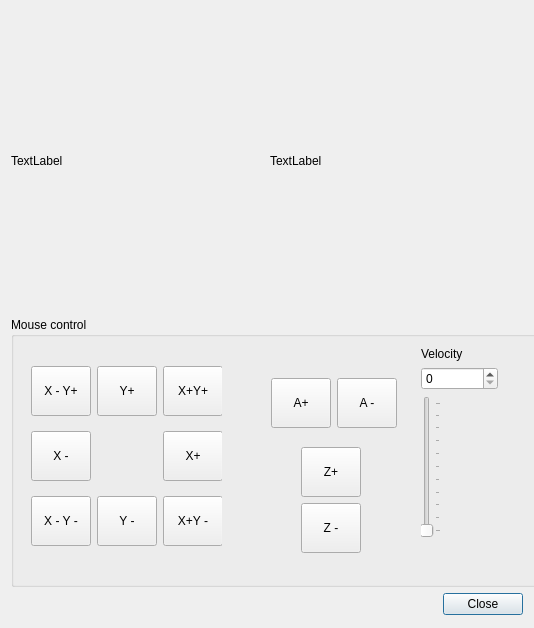
The window that sources/forms/ManualControl.ui (eduard-x/cnc-qt) describes before a commit, drawn with Qt 5.
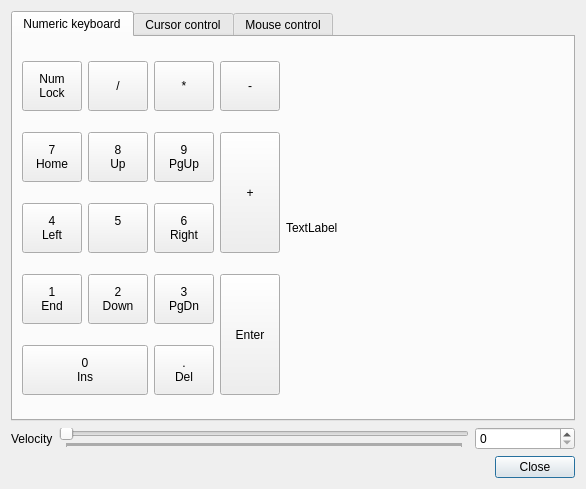
The same window after the commit.

Commit message: Manual control, additional options

Diff of the .ui file:
```diff
--- a/sources/forms/ManualControl.ui
+++ b/sources/forms/ManualControl.ui
@@ -6,103 +6,663 @@
    <rect>
     <x>0</x>
     <y>0</y>
-    <width>534</width>
-    <height>628</height>
+    <width>586</width>
+    <height>489</height>
    </rect>
   </property>
   <property name="sizePolicy">
-   <sizepolicy hsizetype="MinimumExpanding" vsizetype="MinimumExpanding">
+   <sizepolicy hsizetype="Minimum" vsizetype="MinimumExpanding">
     <horstretch>0</horstretch>
     <verstretch>0</verstretch>
    </sizepolicy>
   </property>
   <property name="minimumSize">
    <size>
-    <width>534</width>
-    <height>628</height>
+    <width>400</width>
+    <height>400</height>
    </size>
   </property>
   <property name="windowTitle">
    <string>Dialog</string>
   </property>
+  <layout class="QGridLayout" name="gridLayout_7">
+   <item row="1" column="0">
+    <layout class="QHBoxLayout" name="horizontalLayout_4">
+     <item>
+      <widget class="QLabel" name="labelVelocity">
+       <property name="text">
+        <string>Velocity</string>
+       </property>
+      </widget>
+     </item>
+     <item>
+      <widget class="QSlider" name="verticalSlider">
+       <property name="minimumSize">
+        <size>
+         <width>0</width>
+         <height>0</height>
+        </size>
+       </property>
+       <property name="maximum">
+        <number>9999</number>
+       </property>
+       <property name="pageStep">
+        <number>100</number>
+       </property>
+       <property name="orientation">
+        <enum>Qt::Horizontal</enum>
+       </property>
+       <property name="invertedAppearance">
+        <bool>false</bool>
+       </property>
+       <property name="invertedControls">
+        <bool>false</bool>
+       </property>
+       <property name="tickPosition">
+        <enum>QSlider::TicksBelow</enum>
+       </property>
+       <property name="tickInterval">
+        <number>10</number>
+       </property>
+      </widget>
+     </item>
+     <item>
+      <widget class="QSpinBox" name="spinBoxVelo">
+       <property name="minimumSize">
+        <size>
+         <width>100</width>
+         <height>0</height>
+        </size>
+       </property>
+      </widget>
+     </item>
+    </layout>
+   </item>
+   <item row="2" column="0">
+    <layout class="QGridLayout" name="gridLayout_2">
+     <item row="0" column="0">
+      <layout class="QHBoxLayout" name="horizontalLayout_2">
+       <item>
+        <spacer name="horizontalSpacer">
+         <property name="orientation">
+          <enum>Qt::Horizontal</enum>
+         </property>
+         <property name="sizeHint" stdset="0">
+          <size>
+           <width>398</width>
+           <height>20</height>
+          </size>
+         </property>
+        </spacer>
+       </item>
+       <item>
+        <widget class="QPushButton" name="pushButton">
+         <property name="text">
+          <string>Close</string>
+         </property>
+        </widget>
+       </item>
+      </layout>
+     </item>
+    </layout>
+   </item>
+   <item row="0" column="0">
+    <widget class="QTabWidget" name="tabWidget">
+     <property name="tabShape">
+      <enum>QTabWidget::Rounded</enum>
+     </property>
+     <property name="currentIndex">
+      <number>0</number>
+     </property>
+     <widget class="QWidget" name="tab">
+      <attribute name="title">
+       <string>Numeric keyboard</string>
+      </attribute>
   <layout class="QGridLayout" name="gridLayout_3">
    <item row="0" column="0">
     <layout class="QHBoxLayout" name="horizontalLayout">
      <item>
-      <widget class="QLabel" name="labelNumPad">
+          <layout class="QGridLayout" name="gridLayout">
+           <item row="0" column="0">
+            <widget class="QToolButton" name="toolNumNumLock">
+             <property name="minimumSize">
+              <size>
+               <width>60</width>
+               <height>50</height>
+              </size>
+             </property>
+             <property name="text">
+              <string>Num
+Lock</string>
+             </property>
+             <property name="autoRepeat">
+              <bool>true</bool>
+             </property>
+            </widget>
+           </item>
+           <item row="0" column="1">
+            <widget class="QToolButton" name="toolNumDiv">
+             <property name="minimumSize">
+              <size>
+               <width>60</width>
+               <height>50</height>
+              </size>
+             </property>
+             <property name="text">
+              <string>/</string>
+             </property>
+             <property name="autoRepeat">
+              <bool>true</bool>
+             </property>
+            </widget>
+           </item>
+           <item row="0" column="2">
+            <widget class="QToolButton" name="toolNumMult">
+             <property name="minimumSize">
+              <size>
+               <width>60</width>
+               <height>50</height>
+              </size>
+             </property>
+             <property name="text">
+              <string>*</string>
+             </property>
+             <property name="autoRepeat">
+              <bool>true</bool>
+             </property>
+            </widget>
+           </item>
+           <item row="0" column="3">
+            <widget class="QToolButton" name="toolNumMinus">
+             <property name="minimumSize">
+              <size>
+               <width>60</width>
+               <height>50</height>
+              </size>
+             </property>
+             <property name="text">
+              <string>-</string>
+             </property>
+             <property name="autoRepeat">
+              <bool>true</bool>
+             </property>
+            </widget>
+           </item>
+           <item row="1" column="0">
+            <widget class="QToolButton" name="toolNum7">
+             <property name="minimumSize">
+              <size>
+               <width>60</width>
+               <height>50</height>
+              </size>
+             </property>
+             <property name="text">
+              <string>7
+Home</string>
+             </property>
+             <property name="autoRepeat">
+              <bool>true</bool>
+             </property>
+            </widget>
+           </item>
+           <item row="1" column="1">
+            <widget class="QToolButton" name="toolNum8">
+             <property name="minimumSize">
+              <size>
+               <width>60</width>
+               <height>50</height>
+              </size>
+             </property>
+             <property name="text">
+              <string>8
+Up</string>
+             </property>
+             <property name="autoRepeat">
+              <bool>true</bool>
+             </property>
+            </widget>
+           </item>
+           <item row="1" column="2">
+            <widget class="QToolButton" name="toolNum9">
+             <property name="minimumSize">
+              <size>
+               <width>60</width>
+               <height>50</height>
+              </size>
+             </property>
+             <property name="text">
+              <string>9
+PgUp</string>
+             </property>
+             <property name="autoRepeat">
+              <bool>true</bool>
+             </property>
+            </widget>
+           </item>
+           <item row="1" column="3" rowspan="2">
+            <widget class="QToolButton" name="toolNumPlus">
+             <property name="sizePolicy">
+              <sizepolicy hsizetype="Fixed" vsizetype="MinimumExpanding">
+               <horstretch>0</horstretch>
+               <verstretch>0</verstretch>
+              </sizepolicy>
+             </property>
+             <property name="minimumSize">
+              <size>
+               <width>60</width>
+               <height>50</height>
+              </size>
+             </property>
+             <property name="text">
+              <string>+</string>
+             </property>
+             <property name="autoRepeat">
+              <bool>true</bool>
+             </property>
+            </widget>
+           </item>
+           <item row="2" column="0">
+            <widget class="QToolButton" name="toolNum4">
+             <property name="minimumSize">
+              <size>
+               <width>60</width>
+               <height>50</height>
+              </size>
+             </property>
+             <property name="text">
+              <string>4
+Left</string>
+             </property>
+             <property name="autoRepeat">
+              <bool>true</bool>
+             </property>
+            </widget>
+           </item>
+           <item row="2" column="1">
+            <widget class="QToolButton" name="toolNum5">
+             <property name="minimumSize">
+              <size>
+               <width>60</width>
+               <height>50</height>
+              </size>
+             </property>
+             <property name="text">
+              <string>5
+</string>
+             </property>
+             <property name="autoRepeat">
+              <bool>true</bool>
+             </property>
+            </widget>
+           </item>
+           <item row="2" column="2">
+            <widget class="QToolButton" name="toolNum6">
+             <property name="minimumSize">
+              <size>
+               <width>60</width>
+               <height>50</height>
+              </size>
+             </property>
+             <property name="text">
+              <string>6
+Right</string>
+             </property>
+             <property name="autoRepeat">
+              <bool>true</bool>
+             </property>
+            </widget>
+           </item>
+           <item row="3" column="0">
+            <widget class="QToolButton" name="toolNum1">
+             <property name="minimumSize">
+              <size>
+               <width>60</width>
+               <height>50</height>
+              </size>
+             </property>
+             <property name="text">
+              <string>1
+End</string>
+             </property>
+             <property name="autoRepeat">
+              <bool>true</bool>
+             </property>
+            </widget>
+           </item>
+           <item row="3" column="1">
+            <widget class="QToolButton" name="toolNum2">
+             <property name="minimumSize">
+              <size>
+               <width>60</width>
+               <height>50</height>
+              </size>
+             </property>
+             <property name="text">
+              <string>2
+Down</string>
+             </property>
+             <property name="autoRepeat">
+              <bool>true</bool>
+             </property>
+            </widget>
+           </item>
+           <item row="3" column="2">
+            <widget class="QToolButton" name="toolNum3">
+             <property name="minimumSize">
+              <size>
+               <width>60</width>
+               <height>50</height>
+              </size>
+             </property>
+             <property name="text">
+              <string>3
+PgDn</string>
+             </property>
+             <property name="autoRepeat">
+              <bool>true</bool>
+             </property>
+            </widget>
+           </item>
+           <item row="3" column="3" rowspan="2">
+            <widget class="QToolButton" name="toolNumEnter">
+             <property name="sizePolicy">
+              <sizepolicy hsizetype="Fixed" vsizetype="MinimumExpanding">
+               <horstretch>0</horstretch>
+               <verstretch>0</verstretch>
+              </sizepolicy>
+             </property>
+             <property name="minimumSize">
+              <size>
+               <width>60</width>
+               <height>50</height>
+              </size>
+             </property>
+             <property name="text">
+              <string>Enter</string>
+             </property>
+             <property name="autoRepeat">
+              <bool>true</bool>
+             </property>
+            </widget>
+           </item>
+           <item row="4" column="0" colspan="2">
+            <widget class="QToolButton" name="toolNum0">
+             <property name="sizePolicy">
+              <sizepolicy hsizetype="MinimumExpanding" vsizetype="Fixed">
+               <horstretch>0</horstretch>
+               <verstretch>0</verstretch>
+              </sizepolicy>
+             </property>
+             <property name="minimumSize">
+              <size>
+               <width>60</width>
+               <height>50</height>
+              </size>
+             </property>
+             <property name="text">
+              <string>0
+Ins</string>
+             </property>
+             <property name="autoRepeat">
+              <bool>true</bool>
+             </property>
+            </widget>
+           </item>
+           <item row="4" column="2">
+            <widget class="QToolButton" name="toolNumDel">
+             <property name="minimumSize">
+              <size>
+               <width>60</width>
+               <height>50</height>
+              </size>
+             </property>
+             <property name="text">
+              <string>.
+Del</string>
+             </property>
+             <property name="autoRepeat">
+              <bool>true</bool>
+             </property>
+            </widget>
+           </item>
+          </layout>
+         </item>
+         <item>
+          <widget class="QLabel" name="labelNumpad">
        <property name="sizePolicy">
         <sizepolicy hsizetype="MinimumExpanding" vsizetype="Preferred">
          <horstretch>0</horstretch>
          <verstretch>0</verstretch>
         </sizepolicy>
        </property>
-       <property name="minimumSize">
-        <size>
-         <width>260</width>
-         <height>300</height>
-        </size>
-       </property>
        <property name="text">
         <string>TextLabel</string>
        </property>
       </widget>
      </item>
+        </layout>
+       </item>
+      </layout>
+     </widget>
+     <widget class="QWidget" name="tab_2">
+      <attribute name="title">
+       <string>Cursor control</string>
+      </attribute>
+      <layout class="QGridLayout" name="gridLayout_8">
+       <item row="0" column="0">
+        <layout class="QHBoxLayout" name="horizontalLayout_5">
      <item>
-      <widget class="QLabel" name="labelInfo">
-       <property name="sizePolicy">
-        <sizepolicy hsizetype="MinimumExpanding" vsizetype="Maximum">
-         <horstretch>0</horstretch>
-         <verstretch>0</verstretch>
-        </sizepolicy>
-       </property>
-       <property name="minimumSize">
-        <size>
-         <width>260</width>
-         <height>300</height>
-        </size>
-       </property>
-       <property name="frameShape">
-        <enum>QFrame::NoFrame</enum>
-       </property>
-       <property name="text">
-        <string>TextLabel</string>
-       </property>
-       <property name="wordWrap">
-        <bool>true</bool>
-       </property>
-      </widget>
-     </item>
-    </layout>
-   </item>
+          <layout class="QGridLayout" name="gridLayout_5">
    <item row="1" column="0">
-    <layout class="QGridLayout" name="gridLayout_2">
+            <widget class="QToolButton" name="toolCurDel">
+             <property name="minimumSize">
+              <size>
+               <width>60</width>
+               <height>50</height>
+              </size>
+             </property>
+             <property name="text">
+              <string>Delete</string>
+             </property>
+             <property name="autoRepeat">
+              <bool>true</bool>
+             </property>
+            </widget>
+           </item>
+           <item row="1" column="1">
+            <widget class="QToolButton" name="toolCurEnd">
+             <property name="minimumSize">
+              <size>
+               <width>60</width>
+               <height>50</height>
+              </size>
+             </property>
+             <property name="text">
+              <string>End</string>
+             </property>
+             <property name="autoRepeat">
+              <bool>true</bool>
+             </property>
+            </widget>
+           </item>
+           <item row="1" column="2">
+            <widget class="QToolButton" name="toolCurPageDn">
+             <property name="minimumSize">
+              <size>
+               <width>60</width>
+               <height>50</height>
+              </size>
+             </property>
+             <property name="text">
+              <string>Page
+Dn</string>
+             </property>
+             <property name="autoRepeat">
+              <bool>true</bool>
+             </property>
+            </widget>
+           </item>
+           <item row="5" column="0">
+            <widget class="QToolButton" name="toolCurLeft">
+             <property name="minimumSize">
+              <size>
+               <width>60</width>
+               <height>50</height>
+              </size>
+             </property>
+             <property name="text">
+              <string>Left</string>
+             </property>
+             <property name="autoRepeat">
+              <bool>true</bool>
+             </property>
+            </widget>
+           </item>
+           <item row="5" column="1">
+            <widget class="QToolButton" name="toolCurDown">
+             <property name="minimumSize">
+              <size>
+               <width>60</width>
+               <height>50</height>
+              </size>
+             </property>
+             <property name="text">
+              <string>Down</string>
+             </property>
+             <property name="autoRepeat">
+              <bool>true</bool>
+             </property>
+            </widget>
+           </item>
+           <item row="5" column="2">
+            <widget class="QToolButton" name="toolCurRight">
+             <property name="minimumSize">
+              <size>
+               <width>60</width>
+               <height>50</height>
+              </size>
+             </property>
+             <property name="text">
+              <string>Right</string>
+             </property>
+             <property name="autoRepeat">
+              <bool>true</bool>
+             </property>
+            </widget>
+           </item>
+           <item row="0" column="1">
+            <widget class="QToolButton" name="toolCurHome">
+             <property name="minimumSize">
+              <size>
+               <width>60</width>
+               <height>50</height>
+              </size>
+             </property>
+             <property name="text">
+              <string>Home</string>
+             </property>
+             <property name="autoRepeat">
+              <bool>true</bool>
+             </property>
+            </widget>
+           </item>
+           <item row="0" column="2">
+            <widget class="QToolButton" name="toolCurPageUp">
+             <property name="minimumSize">
+              <size>
+               <width>60</width>
+               <height>50</height>
+              </size>
+             </property>
+             <property name="text">
+              <string>Page
+Up</string>
+             </property>
+             <property name="autoRepeat">
+              <bool>true</bool>
+             </property>
+            </widget>
+           </item>
      <item row="0" column="0">
-      <widget class="QGroupBox" name="groupBox">
+            <widget class="QToolButton" name="toolCurInsert">
+             <property name="minimumSize">
+              <size>
+               <width>60</width>
+               <height>50</height>
+              </size>
+             </property>
+             <property name="text">
+              <string>Insert</string>
+             </property>
+             <property name="autoRepeat">
+              <bool>true</bool>
+             </property>
+            </widget>
+           </item>
+           <item row="3" column="1">
+            <widget class="QToolButton" name="toolCurUp">
+             <property name="minimumSize">
+              <size>
+               <width>60</width>
+               <height>50</height>
+              </size>
+             </property>
+             <property name="text">
+              <string>Up</string>
+             </property>
+             <property name="autoRepeat">
+              <bool>true</bool>
+             </property>
+            </widget>
+           </item>
+           <item row="2" column="1">
+            <spacer name="verticalSpacer">
+             <property name="orientation">
+              <enum>Qt::Vertical</enum>
+             </property>
+             <property name="sizeHint" stdset="0">
+              <size>
+               <width>20</width>
+               <height>40</height>
+              </size>
+             </property>
+            </spacer>
+           </item>
+          </layout>
+         </item>
+         <item>
+          <widget class="QLabel" name="labelCursor">
        <property name="sizePolicy">
-        <sizepolicy hsizetype="Fixed" vsizetype="Fixed">
+            <sizepolicy hsizetype="Preferred" vsizetype="MinimumExpanding">
          <horstretch>0</horstretch>
          <verstretch>0</verstretch>
         </sizepolicy>
        </property>
-       <property name="minimumSize">
-        <size>
-         <width>530</width>
-         <height>270</height>
-        </size>
-       </property>
-       <property name="title">
+           <property name="text">
+            <string>TextLabel</string>
+           </property>
+          </widget>
+         </item>
+        </layout>
+       </item>
+      </layout>
+     </widget>
+     <widget class="QWidget" name="tab_3">
+      <attribute name="title">
         <string>Mouse control</string>
-       </property>
-       <widget class="QWidget" name="layoutWidget2">
-        <property name="geometry">
-         <rect>
-          <x>20</x>
-          <y>40</y>
-          <width>191</width>
-          <height>201</height>
-         </rect>
-        </property>
-        <layout class="QGridLayout" name="gridLayout">
+      </attribute>
+      <layout class="QGridLayout" name="gridLayout_4">
+       <item row="1" column="0">
+        <widget class="QLabel" name="labelMouse">
+         <property name="text">
+          <string>TextLabel</string>
+         </property>
+        </widget>
+       </item>
+       <item row="0" column="0">
+        <layout class="QHBoxLayout" name="horizontalLayout_6">
+         <item>
+          <layout class="QGridLayout" name="gridLayout_6">
          <item row="0" column="0">
           <widget class="QToolButton" name="toolButton8">
            <property name="minimumSize">
@@ -232,61 +792,22 @@
           </widget>
          </item>
         </layout>
-       </widget>
-       <widget class="QWidget" name="layoutWidget4">
-        <property name="geometry">
-         <rect>
-          <x>260</x>
-          <y>60</y>
-          <width>126</width>
-          <height>52</height>
-         </rect>
-        </property>
-        <layout class="QHBoxLayout" name="horizontalLayout_4">
-         <item>
-          <widget class="QToolButton" name="toolButton12">
-           <property name="minimumSize">
-            <size>
-             <width>60</width>
-             <height>50</height>
-            </size>
-           </property>
-           <property name="text">
-            <string>A+</string>
-           </property>
-           <property name="autoRepeat">
-            <bool>true</bool>
-           </property>
-          </widget>
          </item>
          <item>
-          <widget class="QToolButton" name="toolButton13">
-           <property name="minimumSize">
+          <spacer name="horizontalSpacer_3">
+           <property name="orientation">
+            <enum>Qt::Horizontal</enum>
+           </property>
+           <property name="sizeHint" stdset="0">
             <size>
              <width>60</width>
              <height>50</height>
             </size>
            </property>
-           <property name="text">
-            <string>A -</string>
-           </property>
-           <property name="autoRepeat">
-            <bool>true</bool>
-           </property>
-          </widget>
+          </spacer>
          </item>
-        </layout>
-       </widget>
-       <widget class="QWidget" name="layoutWidget1">
-        <property name="geometry">
-         <rect>
-          <x>290</x>
-          <y>130</y>
-          <width>62</width>
-          <height>106</height>
-         </rect>
-        </property>
-        <layout class="QVBoxLayout" name="verticalLayout">
+         <item>
+          <layout class="QVBoxLayout" name="verticalLayout_5">
          <item>
           <widget class="QToolButton" name="toolButton4">
            <property name="minimumSize">
@@ -320,81 +841,57 @@
           </widget>
          </item>
         </layout>
-       </widget>
-       <widget class="QWidget" name="layoutWidget">
-        <property name="geometry">
-         <rect>
-          <x>410</x>
-          <y>30</y>
-          <width>77</width>
-          <height>191</height>
-         </rect>
-        </property>
-        <layout class="QVBoxLayout" name="verticalLayout_2">
-         <item>
-          <widget class="QLabel" name="labelVelocity">
-           <property name="text">
-            <string>Velocity</string>
-           </property>
-          </widget>
          </item>
          <item>
-          <widget class="QSpinBox" name="spinBox"/>
-         </item>
-         <item>
-          <widget class="QSlider" name="verticalSlider">
-           <property name="minimumSize">
-            <size>
-             <width>0</width>
-             <height>0</height>
-            </size>
-           </property>
-           <property name="orientation">
-            <enum>Qt::Vertical</enum>
-           </property>
-           <property name="invertedAppearance">
-            <bool>false</bool>
-           </property>
-           <property name="invertedControls">
-            <bool>false</bool>
-           </property>
-           <property name="tickPosition">
-            <enum>QSlider::TicksBelow</enum>
-           </property>
-           <property name="tickInterval">
-            <number>10</number>
-           </property>
-          </widget>
-         </item>
-        </layout>
-       </widget>
-      </widget>
-     </item>
-     <item row="1" column="0">
-      <layout class="QHBoxLayout" name="horizontalLayout_2">
-       <item>
-        <spacer name="horizontalSpacer">
+          <spacer name="horizontalSpacer_2">
          <property name="orientation">
           <enum>Qt::Horizontal</enum>
          </property>
          <property name="sizeHint" stdset="0">
           <size>
-           <width>398</width>
+             <width>40</width>
            <height>20</height>
           </size>
          </property>
         </spacer>
        </item>
        <item>
-        <widget class="QPushButton" name="pushButton">
+          <widget class="QToolButton" name="toolButton12">
+           <property name="minimumSize">
+            <size>
+             <width>60</width>
+             <height>50</height>
+            </size>
+           </property>
          <property name="text">
-          <string>Close</string>
-         </property>
-        </widget>
-       </item>
+            <string>A -</string>
+           </property>
+           <property name="autoRepeat">
+            <bool>true</bool>
+           </property>
+          </widget>
+         </item>
+         <item>
+          <widget class="QToolButton" name="toolButton13">
+           <property name="minimumSize">
+            <size>
+             <width>60</width>
+             <height>50</height>
+            </size>
+           </property>
+           <property name="text">
+            <string>A +</string>
+           </property>
+           <property name="autoRepeat">
+            <bool>true</bool>
+           </property>
+          </widget>
+         </item>
       </layout>
      </item>
     </layout>
+     </widget>
+    </widget>
    </item>
   </layout>
  </widget>
```
Left out of the diff: 6 changed lines with no effect on the pictures. Lines whose indentation alone changed are shown as unchanged. The commit also changes 35 other files.
